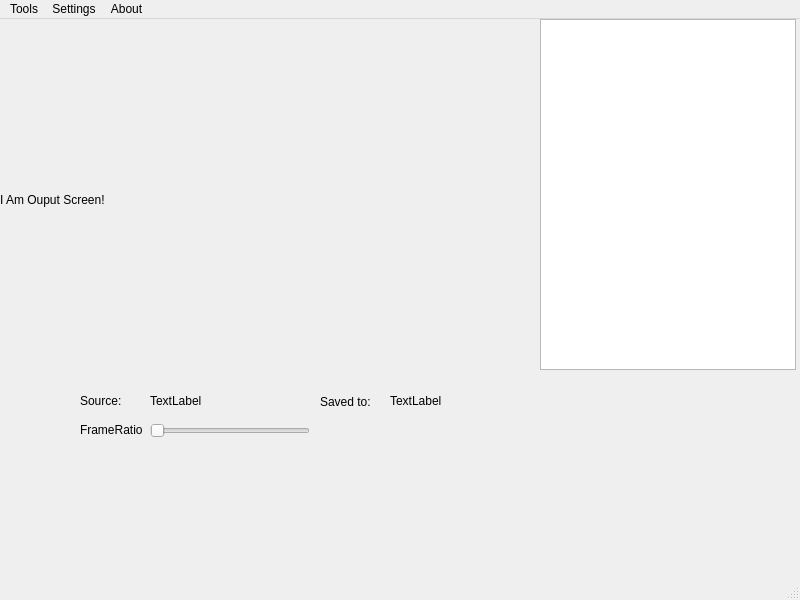
Above: ui/mainwindow.ui from Azusain/Action-Recognition before the change. Below: the same form after it.
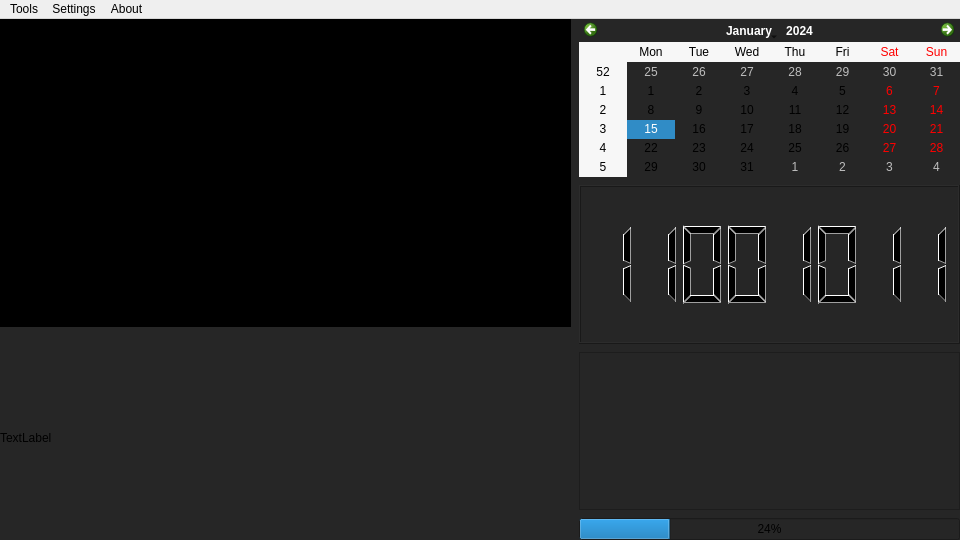
That is the form after the change.

The edit to the form file:
```diff
--- a/ui/mainwindow.ui
+++ b/ui/mainwindow.ui
@@ -9,122 +9,138 @@
    <rect>
     <x>0</x>
     <y>0</y>
-    <width>800</width>
-    <height>600</height>
+    <width>960</width>
+    <height>540</height>
    </rect>
   </property>
+  <property name="minimumSize">
+   <size>
+    <width>960</width>
+    <height>540</height>
+   </size>
+  </property>
+  <property name="maximumSize">
+   <size>
+    <width>1920</width>
+    <height>1097</height>
+   </size>
+  </property>
   <property name="windowTitle">
    <string>MainWindow</string>
   </property>
   <widget class="QWidget" name="centralwidget">
-   <widget class="QLabel" name="label">
-    <property name="geometry">
-     <rect>
-      <x>0</x>
-      <y>0</y>
-      <width>521</width>
-      <height>361</height>
-     </rect>
+   <property name="enabled">
+    <bool>true</bool>
+   </property>
+   <property name="sizePolicy">
+    <sizepolicy hsizetype="Preferred" vsizetype="Preferred">
+     <horstretch>0</horstretch>
+     <verstretch>0</verstretch>
+    </sizepolicy>
+   </property>
+   <property name="minimumSize">
+    <size>
+     <width>0</width>
+     <height>0</height>
+    </size>
+   </property>
+   <property name="maximumSize">
+    <size>
+     <width>1920</width>
+     <height>1080</height>
+    </size>
+   </property>
+   <property name="styleSheet">
+    <string notr="true">background-color: rgb(38, 38, 38);</string>
+   </property>
+   <layout class="QGridLayout" name="gridLayout">
+    <property name="leftMargin">
+     <number>0</number>
     </property>
-    <property name="text">
-     <string>I Am Ouput Screen!</string>
+    <property name="topMargin">
+     <number>0</number>
     </property>
-   </widget>
-   <widget class="QSlider" name="horizontalSlider">
-    <property name="geometry">
-     <rect>
-      <x>150</x>
-      <y>404</y>
-      <width>160</width>
-      <height>16</height>
-     </rect>
+    <property name="rightMargin">
+     <number>0</number>
     </property>
-    <property name="orientation">
-     <enum>Qt::Horizontal</enum>
+    <property name="bottomMargin">
+     <number>0</number>
     </property>
-   </widget>
-   <widget class="QLabel" name="label_2">
-    <property name="geometry">
-     <rect>
-      <x>80</x>
-      <y>400</y>
-      <width>81</width>
-      <height>21</height>
-     </rect>
+    <property name="spacing">
+     <number>0</number>
     </property>
-    <property name="text">
-     <string>FrameRatio</string>
-    </property>
-   </widget>
-   <widget class="QListWidget" name="listWidget">
-    <property name="geometry">
-     <rect>
-      <x>540</x>
-      <y>0</y>
-      <width>256</width>
-      <height>351</height>
-     </rect>
-    </property>
-   </widget>
-   <widget class="QLabel" name="label_3">
-    <property name="geometry">
-     <rect>
-      <x>80</x>
-      <y>376</y>
-      <width>54</width>
-      <height>12</height>
-     </rect>
-    </property>
-    <property name="text">
-     <string>Source:</string>
-    </property>
-   </widget>
-   <widget class="QLabel" name="label_4">
-    <property name="geometry">
-     <rect>
-      <x>150</x>
-      <y>376</y>
-      <width>54</width>
-      <height>12</height>
-     </rect>
-    </property>
-    <property name="text">
-     <string>TextLabel</string>
-    </property>
-   </widget>
-   <widget class="QLabel" name="label_5">
-    <property name="geometry">
-     <rect>
-      <x>320</x>
-      <y>372</y>
-      <width>81</width>
-      <height>21</height>
-     </rect>
-    </property>
-    <property name="text">
-     <string>Saved to:</string>
-    </property>
-   </widget>
-   <widget class="QLabel" name="label_6">
-    <property name="geometry">
-     <rect>
-      <x>390</x>
-      <y>376</y>
-      <width>54</width>
-      <height>12</height>
-     </rect>
-    </property>
-    <property name="text">
-     <string>TextLabel</string>
-    </property>
-   </widget>
+    <item row="1" column="0">
+     <layout class="QHBoxLayout" name="horizontalLayout" stretch="3,2">
+      <property name="spacing">
+       <number>8</number>
+      </property>
+      <item>
+       <layout class="QVBoxLayout" name="verticalLayout_2" stretch="3,2">
+        <item>
+         <widget class="QLabel" name="label">
+          <property name="styleSheet">
+           <string notr="true">background-color: rgb(0, 0, 0);</string>
+          </property>
+          <property name="text">
+           <string>TextLabel</string>
+          </property>
+         </widget>
+        </item>
+        <item>
+         <widget class="QLabel" name="label_2">
+          <property name="text">
+           <string>TextLabel</string>
+          </property>
+         </widget>
+        </item>
+       </layout>
+      </item>
+      <item>
+       <layout class="QVBoxLayout" name="verticalLayout_3" stretch="2,2,2,1">
+        <item>
+         <widget class="QCalendarWidget" name="calendarWidget"/>
+        </item>
+        <item>
+         <widget class="QLCDNumber" name="lcdNumber">
+          <property name="digitCount">
+           <number>8</number>
+          </property>
+          <property name="mode">
+           <enum>QLCDNumber::Bin</enum>
+          </property>
+          <property name="segmentStyle">
+           <enum>QLCDNumber::Filled</enum>
+          </property>
+          <property name="value" stdset="0">
+           <double>203.000000000000000</double>
+          </property>
+          <property name="intValue" stdset="0">
+           <number>203</number>
+          </property>
+         </widget>
+        </item>
+        <item>
+         <widget class="QGraphicsView" name="graphicsView"/>
+        </item>
+        <item>
+         <widget class="QProgressBar" name="progressBar">
+          <property name="value">
+           <number>24</number>
+          </property>
+         </widget>
+        </item>
+       </layout>
+      </item>
+     </layout>
+    </item>
+   </layout>
   </widget>
   <widget class="QMenuBar" name="menubar">
    <property name="geometry">
     <rect>
      <x>0</x>
      <y>0</y>
-     <width>800</width>
+     <width>960</width>
      <height>17</height>
     </rect>
    </property>
@@ -150,7 +166,6 @@
    <addaction name="menu"/>
    <addaction name="menuAbout"/>
   </widget>
-  <widget class="QStatusBar" name="statusbar"/>
   <action name="actionSource">
    <property name="text">
     <string>Source</string>
```
Left out of the diff: 19 changed lines with no effect on the pictures.
